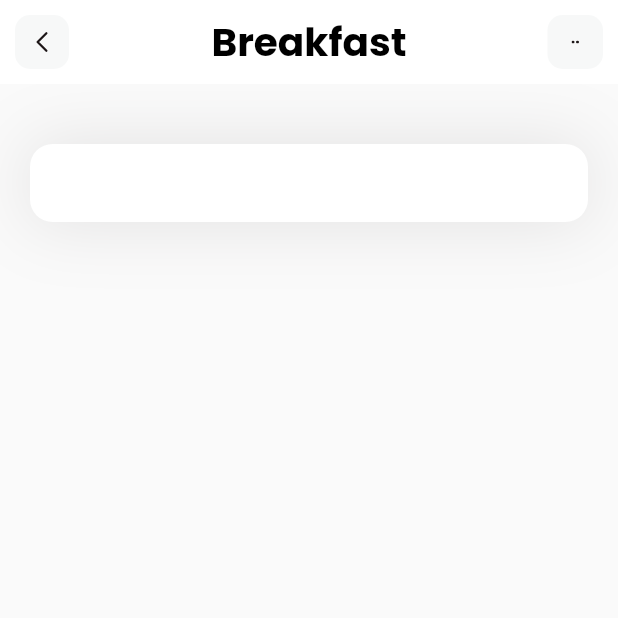
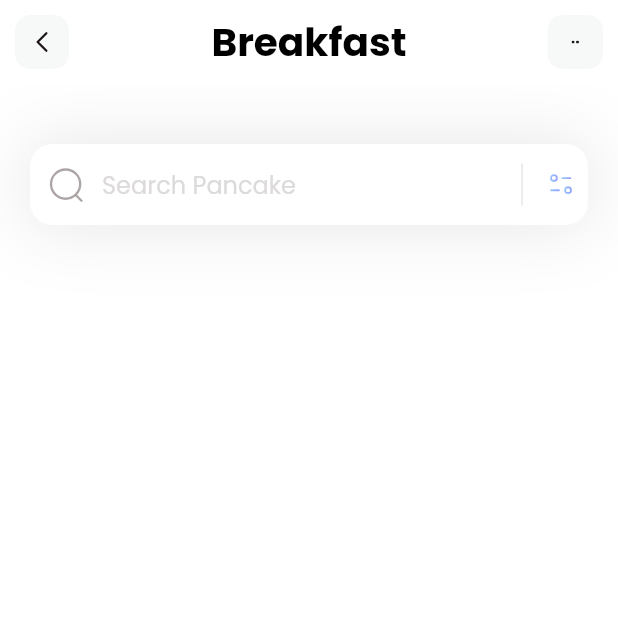
Before and after one commit to ShahriarHossainRifat/fitness_app, a Flutter app: the screen it shows after launch, on a phone screen of 412 x 824 dp, the top half of it. Run offline on Flutter 3.47's test engine with Material 2 defaults, Android fonts, the phone set to English and light mode, and no system bars; our stand-ins replace flutter_svg.

Commit message:
completed searchField UI

```diff
--- a/lib/pages/home.dart
+++ b/lib/pages/home.dart
@@ -8,9 +8,17 @@ class HomePage extends StatelessWidget {
   Widget build(BuildContext context) {
     return Scaffold(
       appBar: appBar(),
+      backgroundColor: Colors.white,
       body: Column(
         children: [
-          Container(
+          searchField(),
+        ],
+      ),
+    );
+  }
+
+  Container searchField() {
+    return Container(
           margin: EdgeInsets.only(top: 40, left: 20, right: 20),
           decoration: BoxDecoration(
             boxShadow: [
@@ -26,14 +34,41 @@ class HomePage extends StatelessWidget {
               filled: true,
               fillColor: Colors.white,
               contentPadding: EdgeInsets.all(15),
+              hintText: 'Search Pancake',
+              hintStyle: TextStyle(
+                color: Color(0xffDDDADA),
+                fontSize: 16,
+              ),
+              prefixIcon: Padding(
+                padding: const EdgeInsets.all(11),
+                child: SvgPicture.asset('assets/icons/Search.svg'),
+              ),
+              suffixIcon: Container(
+                width: 100,
+                child: IntrinsicHeight(
+                  child: Row(
+                    mainAxisAlignment: MainAxisAlignment.end,
+                    children: [
+                      VerticalDivider(
+                        // color: Color(0xffDDDADA),
+                        color: Colors.black,
+                        indent: 10,
+                        endIndent: 10,
+                        thickness: 0.1,
+                      ),
+                      Padding(
+                        padding: const EdgeInsets.all(8.0),
+                        child: SvgPicture.asset('assets/icons/Filter.svg'),
+                      ),
+                    ],
+                  ),
+                ),
+              ),
               border: OutlineInputBorder(
                 borderRadius: BorderRadius.circular(15),
                 borderSide: BorderSide.none,
               )
             ),
-            ),
-          ),
-        ],
           ),
         );
   }
```
Also changed, not shown: assets/icons/Filter.svg (added), assets/icons/Search.svg (added). Lines whose indentation alone changed are shown as unchanged.
